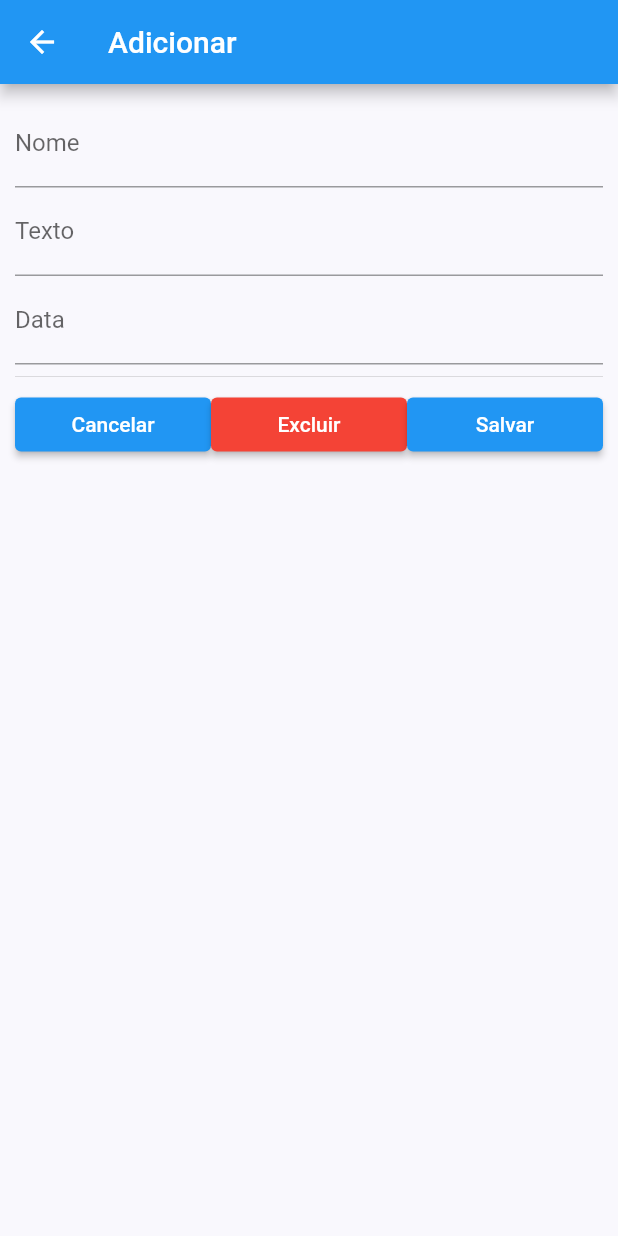
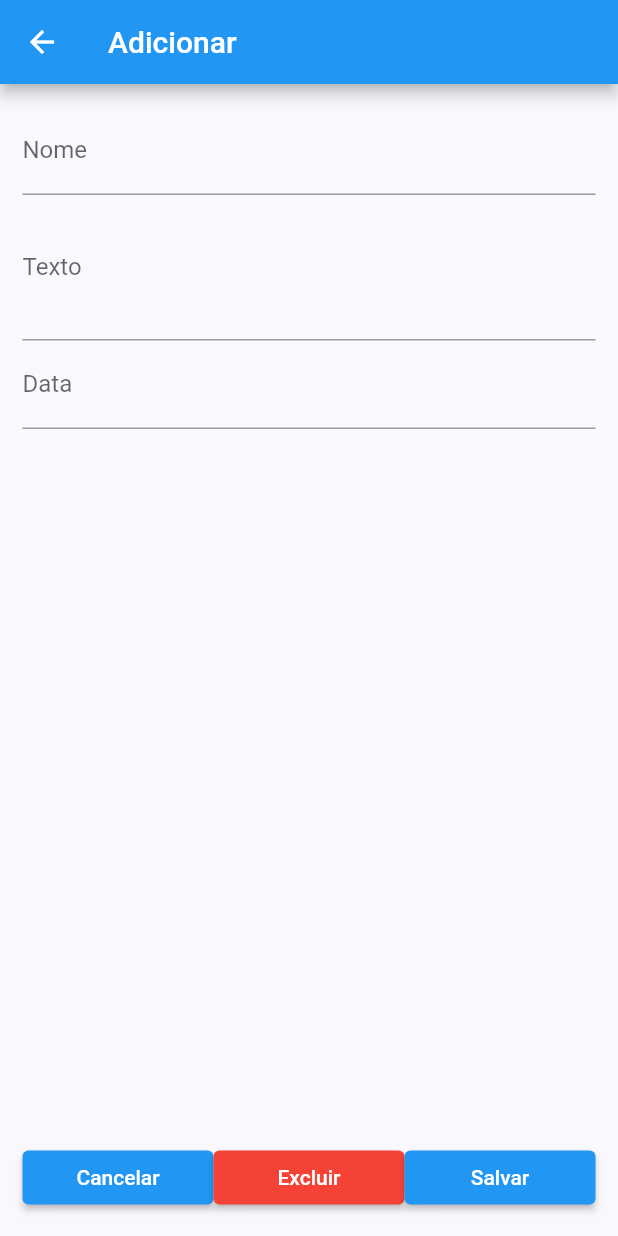
Before and after one commit to ChristianOliveiraSilva/NotesApp, a Flutter app: the screen it shows after launch, after a tap on the "add" icon, on a phone screen of 412 x 824 dp. Run offline on Flutter 3.47's test engine with Material 2 defaults, Android fonts, the phone set to English and light mode, and no system bars.

```diff
--- a/lib/main.dart
+++ b/lib/main.dart
@@ -1,5 +1,5 @@
 import 'package:flutter/material.dart';
-import 'package:notes/Annotation.dart';
+import 'package:notes/model/Annotation.dart';
 import 'package:notes/constants.dart';
 import 'package:notes/screens/form/form_screen.dart';
 import 'package:notes/screens/list/list_screen.dart';
@@ -26,12 +26,11 @@ class _MyAppState extends State<MyApp> {
           primaryColor: primaryColor,
           textTheme: Theme.of(context).textTheme.apply(bodyColor: textColor),
         ),
-        home: Container(
-            child: ListScreen(
+        home: ListScreen(
             annotations: list,
             updateAnnotation: (Annotation annotation) {
               setState(() {
-                    if (list.indexOf(annotation) == -1) {
+                if (!list.contains(annotation)) {
                   list.add(annotation);
                 }
               });
@@ -42,7 +41,6 @@ class _MyAppState extends State<MyApp> {
               });
             }
         )
-        )
     );
   }
 }
--- a/lib/Annotation.dart
+++ b/lib/model/Annotation.dart
@@ -1,4 +1,3 @@
-
 
 class Annotation {
   Annotation({required this.name, required this.text, required this.date});
--- a/lib/screens/form/components/form.dart
+++ b/lib/screens/form/components/form.dart
@@ -1,11 +1,10 @@
 import 'package:flutter/material.dart';
-import 'package:notes/Annotation.dart';
-import 'package:notes/screens/list/list_screen.dart';
+import 'package:notes/model/Annotation.dart';
 
 class FormAnnotation extends StatefulWidget {
-  FormAnnotation({this.annotation, required this.updateAnnotation, required this.removeAnnotation, Key? key}) : super(key: key);
+  const FormAnnotation({this.annotation, required this.updateAnnotation, required this.removeAnnotation, Key? key}) : super(key: key);
 
-  Annotation? annotation;
+  final Annotation? annotation;
   final Function updateAnnotation;
   final Function removeAnnotation;
 
@@ -28,8 +27,8 @@ class _FormAnnotationState extends State<FormAnnotation> {
   void initState() {
     super.initState();
 
-    if(widget.annotation == null){
-      annotation = new Annotation(name: '', text: '', date: '');
+    if (widget.annotation == null) {
+      annotation = Annotation(name: '', text: '', date: '');
     } else {
       annotation = widget.annotation;
       _nameController.text = widget.annotation!.name;
@@ -40,13 +39,17 @@ class _FormAnnotationState extends State<FormAnnotation> {
 
   @override
   Widget build(BuildContext context) {
-    return SingleChildScrollView(
-        padding: EdgeInsets.all(10.0),
+    return Container(
+        padding: const EdgeInsets.all(15),
         child: Column(
+          mainAxisAlignment: MainAxisAlignment.spaceBetween,
+          mainAxisSize: MainAxisSize.max,
+          children: <Widget>[
+            Column(
               children: <Widget>[
                 TextField(
                   controller: _nameController,
-              decoration: InputDecoration(labelText: "Nome"),
+                  decoration: const InputDecoration(labelText: "Nome"),
                   onChanged: (text) {
                     setState(() {
                       annotation!.name = text;
@@ -55,17 +58,17 @@ class _FormAnnotationState extends State<FormAnnotation> {
                 ),
                 TextField(
                   controller: _textController,
-              decoration: InputDecoration(labelText: "Texto"),
+                  decoration: const InputDecoration(labelText: "Texto"),
                   onChanged: (text) {
                     setState(() {
                       annotation!.text = text;
                     });
                   },
-              keyboardType: TextInputType.emailAddress,
+                  maxLines: 3,
                 ),
                 TextField(
                   controller: _dateController,
-              decoration: InputDecoration(labelText: "Data"),
+                  decoration: const InputDecoration(labelText: "Data"),
                   onChanged: (text) {
                     setState(() {
                       annotation!.date = text;
@@ -73,12 +76,12 @@ class _FormAnnotationState extends State<FormAnnotation> {
                   },
                   keyboardType: TextInputType.datetime,
                 ),
-            Divider(),
+            ]),
             Row (
               children: <Widget>[
                 Expanded(child:
                   ElevatedButton(
-                    child: Text("Cancelar"),
+                    child: const Text("Cancelar"),
                     onPressed: () {
                       Navigator.pop(context);
                     },
@@ -86,7 +89,7 @@ class _FormAnnotationState extends State<FormAnnotation> {
                 ),
                 Expanded(child:
                   ElevatedButton(
-                    child: Text("Excluir"),
+                    child: const Text("Excluir"),
                     onPressed: () {
                       if(widget.isEditing()) {
                         widget.removeAnnotation(annotation);
@@ -100,7 +103,7 @@ class _FormAnnotationState extends State<FormAnnotation> {
                 ),
                 Expanded(child:
                   ElevatedButton(
-                    child: Text("Salvar"),
+                    child: const Text("Salvar"),
                     onPressed: () {
                       widget.updateAnnotation(annotation);
                       Navigator.pop(context);
@@ -109,7 +112,8 @@ class _FormAnnotationState extends State<FormAnnotation> {
                 )
               ]
             )
-          ],
-        ));
+          ]
+       )
+    );
   }
 }
--- a/lib/screens/form/form_screen.dart
+++ b/lib/screens/form/form_screen.dart
@@ -1,5 +1,5 @@
 import 'package:flutter/material.dart';
-import 'package:notes/Annotation.dart';
+import 'package:notes/model/Annotation.dart';
 import 'package:notes/screens/form/components/form.dart';
 
 class FormScreen extends StatelessWidget {
--- a/lib/screens/list/components/annotation_list.dart
+++ b/lib/screens/list/components/annotation_list.dart
@@ -1,5 +1,5 @@
 import 'package:flutter/material.dart';
-import 'package:notes/Annotation.dart';
+import 'package:notes/model/Annotation.dart';
 import 'package:notes/screens/list/components/annotation_list_item.dart';
 
 class AnnotationList extends StatelessWidget {
--- a/lib/screens/list/components/annotation_list_item.dart
+++ b/lib/screens/list/components/annotation_list_item.dart
@@ -1,5 +1,5 @@
 import 'package:flutter/material.dart';
-import 'package:notes/Annotation.dart';
+import 'package:notes/model/Annotation.dart';
 import 'package:notes/screens/form/form_screen.dart';
 
 class AnnotationListItem extends StatelessWidget {
--- a/lib/screens/list/list_screen.dart
+++ b/lib/screens/list/list_screen.dart
@@ -1,5 +1,5 @@
 import 'package:flutter/material.dart';
-import 'package:notes/Annotation.dart';
+import 'package:notes/model/Annotation.dart';
 import 'package:notes/screens/form/form_screen.dart';
 import 'package:notes/screens/list/components/annotation_list.dart';
 
@@ -16,7 +16,7 @@ class ListScreen extends StatelessWidget {
         appBar: AppBar(
           title: const Text('Notes'),
           leading: IconButton(
-            icon: Icon(
+            icon: const Icon(
               Icons.add,
               color: Colors.white,
               size: 24.0,
```
Also changed, not shown: pubspec.lock. Lines whose indentation alone changed are shown as unchanged.
